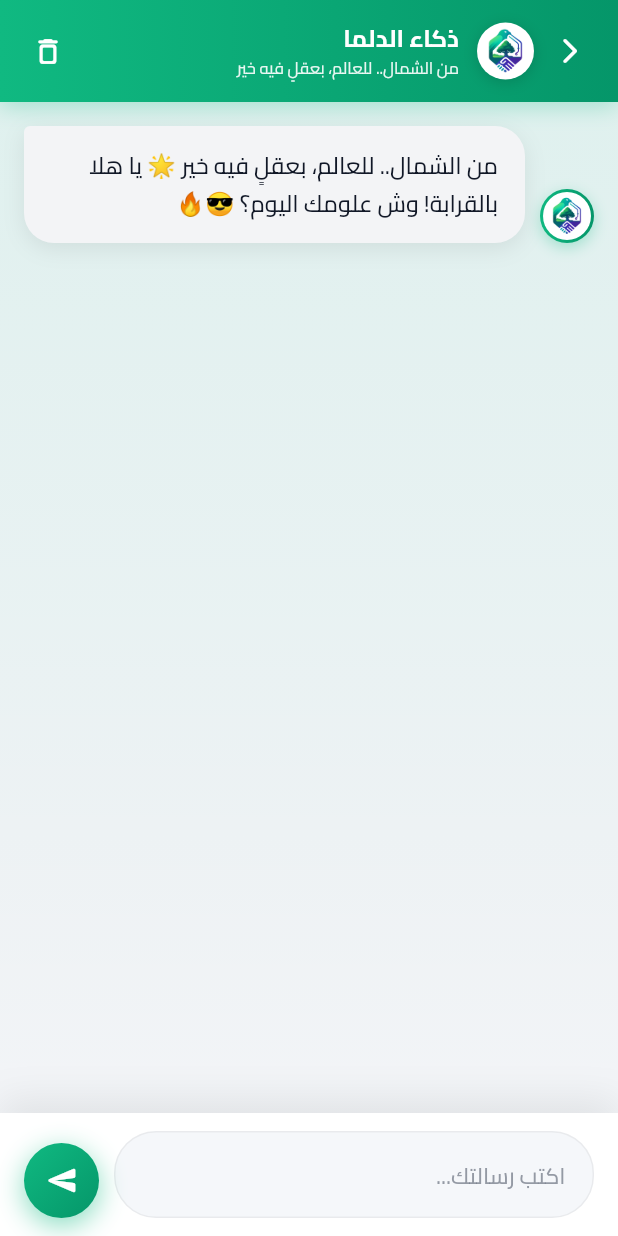
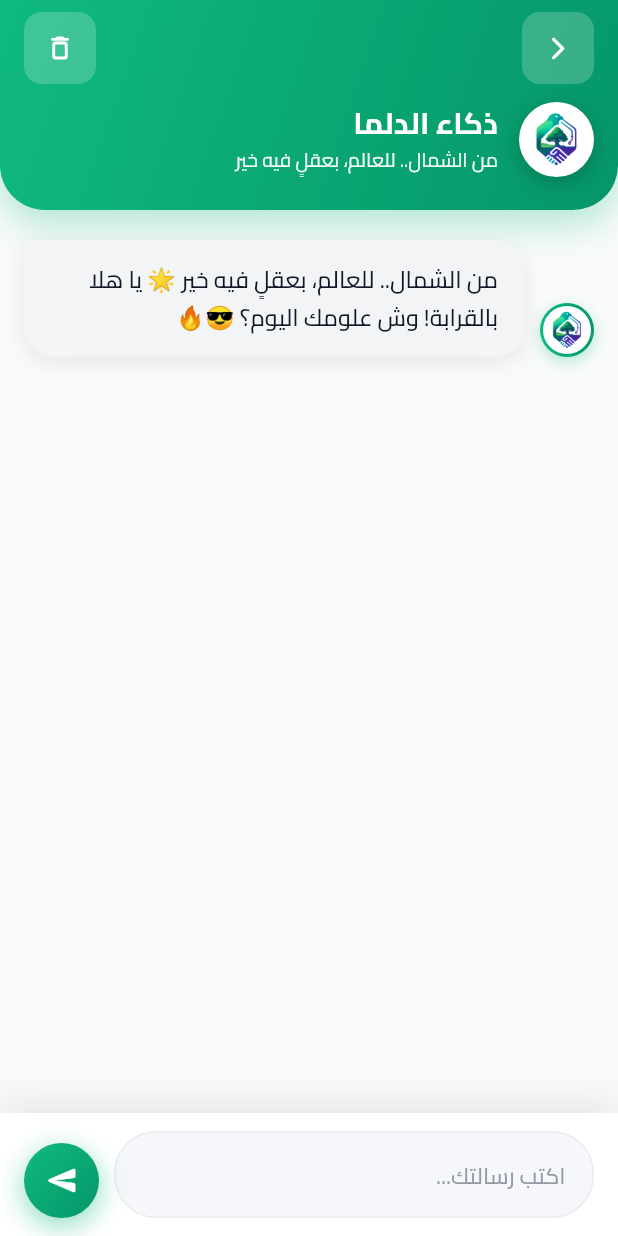
Before and after one commit to kkkrraamm/aldlma, a Flutter app: the DalmaAIPage screen opened directly, on a phone screen of 412 x 824 dp. Run offline on Flutter 3.47's test engine with Material 3 defaults, Android fonts, the phone set to English and light mode, and no system bars; our stand-ins replace cached_network_image, device_info_plus, firebase_core, firebase_messaging, fl_chart, flutter_local_notifications and 10 more; accounts and stored records are empty; network calls fail.

```diff
--- a/lib/dalma_ai_page.dart
+++ b/lib/dalma_ai_page.dart
@@ -180,28 +180,8 @@ class _DalmaAIPageState extends State<DalmaAIPage> with TickerProviderStateMixin
     final theme = Provider.of<ThemeConfig>(context);
 
     return Scaffold(
-      backgroundColor: theme.isDarkMode ? const Color(0xFF0b0f14) : const Color(0xFFf5f7fa),
-      body: Stack(
-        children: [
-          // الخلفية المتدرجة
-          Positioned.fill(
-            child: Container(
-              decoration: BoxDecoration(
-                gradient: LinearGradient(
-                  colors: [
-                    const Color(0xFF10b981).withOpacity(0.1),
-                    const Color(0xFF059669).withOpacity(0.05),
-                    Colors.transparent,
-                  ],
-                  begin: Alignment.topCenter,
-                  end: Alignment.bottomCenter,
-                ),
-              ),
-            ),
-          ),
-
-          // المحتوى
-          Column(
+      backgroundColor: theme.isDarkMode ? const Color(0xFF0f172a) : const Color(0xFFf9fafb),
+      body: Column(
         children: [
           // الهيدر
           _buildHeader(theme),
@@ -212,7 +192,7 @@ class _DalmaAIPageState extends State<DalmaAIPage> with TickerProviderStateMixin
                 ? _buildEmptyState(theme)
                 : ListView.builder(
                     controller: _scrollController,
-                        padding: const EdgeInsets.all(16),
+                    padding: const EdgeInsets.fromLTRB(16, 20, 16, 16),
                     itemCount: _messages.length + (_isTyping ? 1 : 0),
                     itemBuilder: (context, index) {
                       if (index == _messages.length && _isTyping) {
@@ -227,58 +207,101 @@ class _DalmaAIPageState extends State<DalmaAIPage> with TickerProviderStateMixin
           _buildInputField(theme),
         ],
       ),
-        ],
-      ),
     );
   }
 
   Widget _buildHeader(ThemeConfig theme) {
-    return Container(
+    return Stack(
+      children: [
+        // الخلفية المنحنية
+        Container(
+          height: 140,
           decoration: BoxDecoration(
             gradient: const LinearGradient(
               colors: [Color(0xFF10b981), Color(0xFF059669)],
-          begin: Alignment.centerLeft,
-          end: Alignment.centerRight,
+              begin: Alignment.topLeft,
+              end: Alignment.bottomRight,
+            ),
+            borderRadius: const BorderRadius.only(
+              bottomLeft: Radius.circular(30),
+              bottomRight: Radius.circular(30),
             ),
             boxShadow: [
               BoxShadow(
                 color: const Color(0xFF10b981).withOpacity(0.3),
-            blurRadius: 12,
-            offset: const Offset(0, 3),
+                blurRadius: 20,
+                offset: const Offset(0, 10),
               ),
             ],
           ),
-      child: SafeArea(
+        ),
+
+        // المحتوى
+        SafeArea(
           bottom: false,
           child: Padding(
-          padding: const EdgeInsets.symmetric(horizontal: 8, vertical: 10),
-          child: Row(
+            padding: const EdgeInsets.fromLTRB(16, 8, 16, 20),
+            child: Column(
+              children: [
+                // الصف الأول: الأزرار
+                Row(
+                  mainAxisAlignment: MainAxisAlignment.spaceBetween,
                   children: [
                     // زر الرجوع
-              IconButton(
+                    Container(
+                      decoration: BoxDecoration(
+                        color: Colors.white.withOpacity(0.2),
+                        borderRadius: BorderRadius.circular(12),
+                      ),
+                      child: IconButton(
                         icon: const Icon(
                           Icons.arrow_back_ios_new_rounded,
                           color: Colors.white,
-                  size: 20,
+                          size: 18,
                         ),
                         onPressed: () => Navigator.pop(context),
                       ),
+                    ),
 
-              // لوقو صغير
+                    // زر الحذف
                     Container(
-                width: 38,
-                height: 38,
+                      decoration: BoxDecoration(
+                        color: Colors.white.withOpacity(0.2),
+                        borderRadius: BorderRadius.circular(12),
+                      ),
+                      child: IconButton(
+                        icon: const Icon(
+                          Icons.delete_outline_rounded,
+                          color: Colors.white,
+                          size: 20,
+                        ),
+                        onPressed: _clearChat,
+                      ),
+                    ),
+                  ],
+                ),
+
+                const SizedBox(height: 12),
+
+                // اللوقو والعنوان
+                Row(
+                  children: [
+                    // لوقو
+                    Container(
+                      width: 50,
+                      height: 50,
                       decoration: BoxDecoration(
                         color: Colors.white,
                         shape: BoxShape.circle,
                         boxShadow: [
                           BoxShadow(
-                      color: Colors.black.withOpacity(0.15),
-                      blurRadius: 8,
-                      offset: const Offset(0, 2),
+                            color: Colors.black.withOpacity(0.2),
+                            blurRadius: 12,
+                            offset: const Offset(0, 4),
                           ),
                         ],
                       ),
+                      padding: const EdgeInsets.all(2),
                       child: ClipOval(
                         child: Image.asset(
                           'assets/logo.png',
@@ -287,48 +310,41 @@ class _DalmaAIPageState extends State<DalmaAIPage> with TickerProviderStateMixin
                       ),
                     ),
 
-              const SizedBox(width: 12),
+                    const SizedBox(width: 14),
 
                     // العنوان والوصف
                     Expanded(
                       child: Column(
                         crossAxisAlignment: CrossAxisAlignment.start,
-                  mainAxisSize: MainAxisSize.min,
                         children: [
                           Text(
                             'ذكاء الدلما',
                             style: GoogleFonts.cairo(
-                        fontSize: 16,
+                              fontSize: 20,
                               fontWeight: FontWeight.bold,
                               color: Colors.white,
+                              height: 1.2,
                             ),
                           ),
+                          const SizedBox(height: 4),
                           Text(
                             'من الشمال.. للعالم، بعقلٍ فيه خير',
                             style: GoogleFonts.cairo(
-                        fontSize: 11,
-                        color: Colors.white.withOpacity(0.9),
+                              fontSize: 13,
+                              color: Colors.white.withOpacity(0.95),
+                              height: 1.3,
                             ),
-                      maxLines: 1,
-                      overflow: TextOverflow.ellipsis,
                           ),
                         ],
                       ),
                     ),
-
-              // زر الحذف
-              IconButton(
-                icon: const Icon(
-                  Icons.delete_outline_rounded,
-                  color: Colors.white,
-                  size: 22,
-                ),
-                onPressed: _clearChat,
+                  ],
                 ),
               ],
             ),
           ),
         ),
+      ],
     );
   }
 
```
Lines whose indentation alone changed are shown as unchanged.
